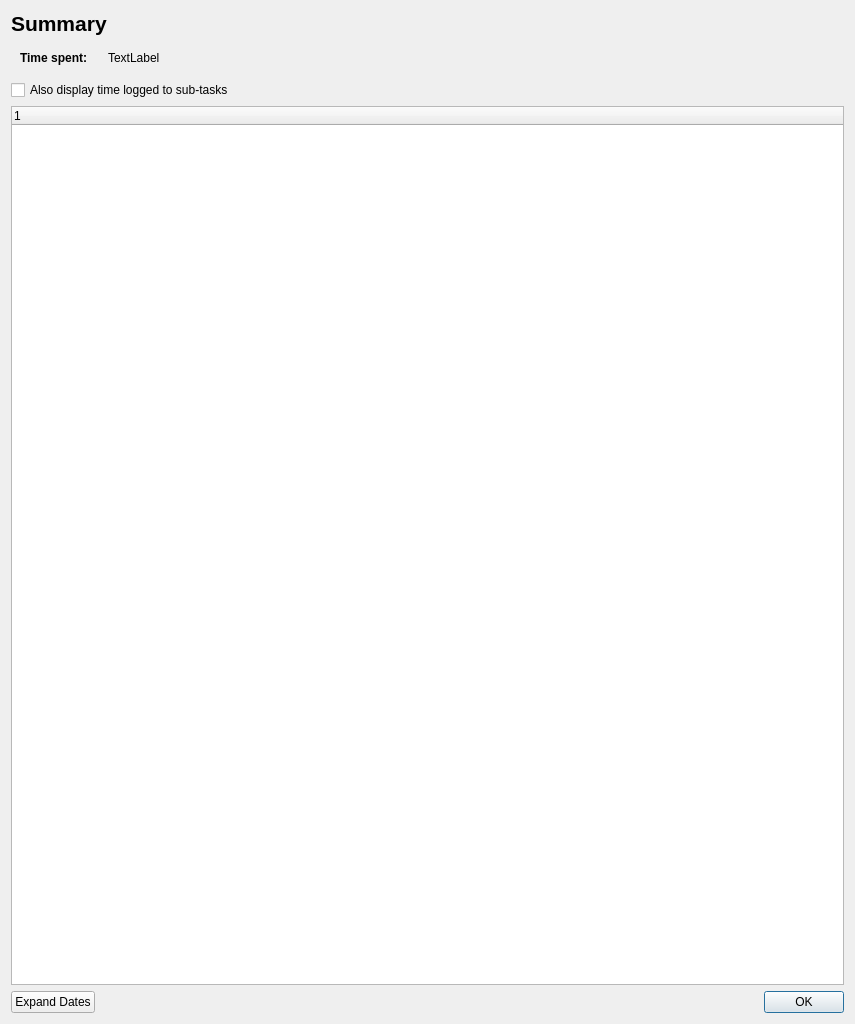
Old version of the form timelistdialog.ui in the repository rkapl/qttrack.
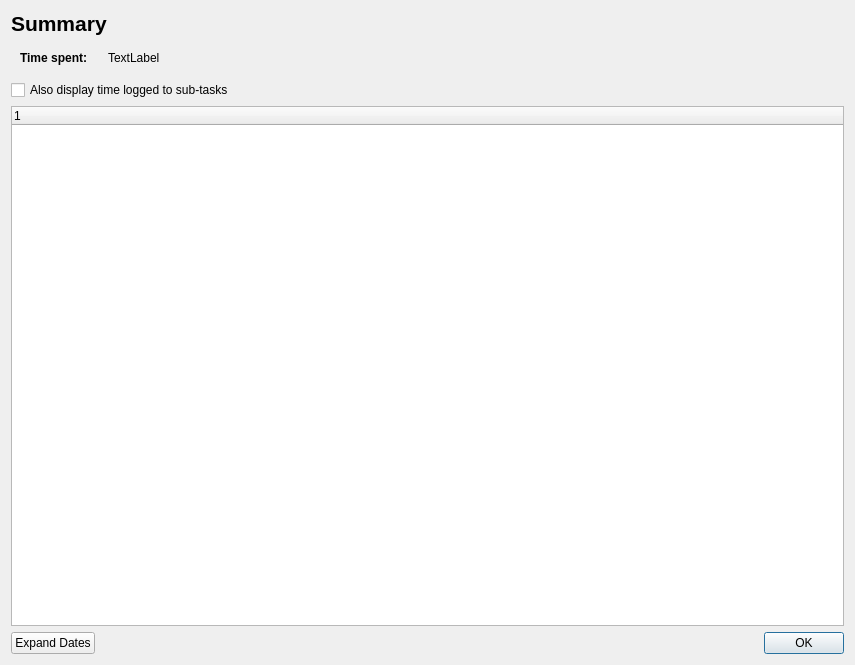
New version of the form.

What changed in the file:
```diff
--- a/timelistdialog.ui
+++ b/timelistdialog.ui
@@ -7,7 +7,7 @@
     <x>0</x>
     <y>0</y>
     <width>855</width>
-    <height>1024</height>
+    <height>665</height>
    </rect>
   </property>
   <property name="windowTitle">
```
